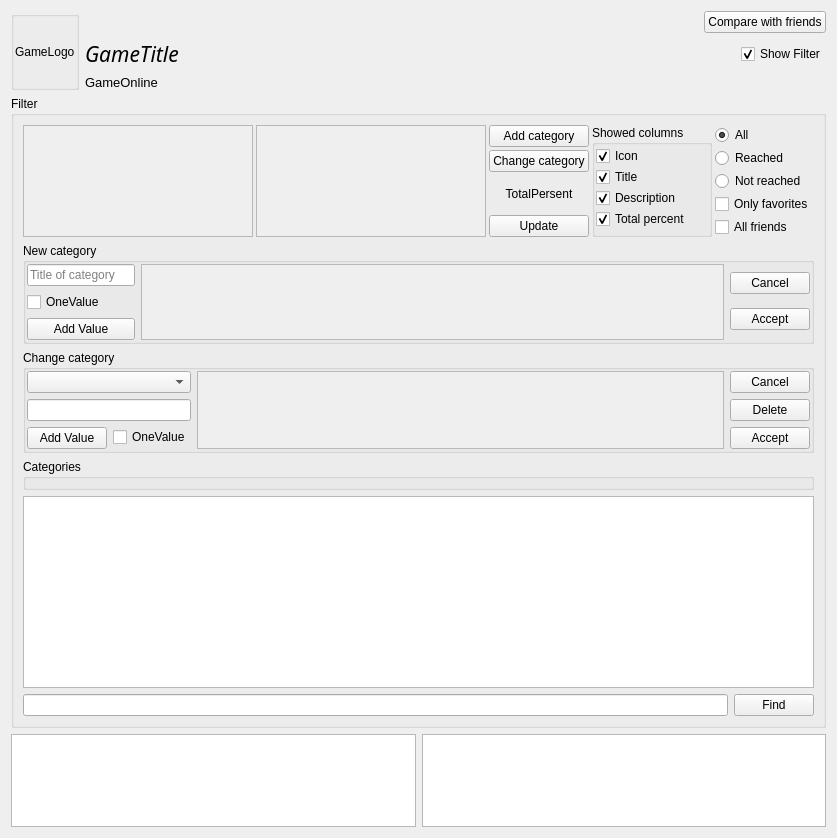
Before: the Qt Designer form AraSteamManager/formachievements.ui in Arankir/AraSteamManager, drawn with Qt 5.
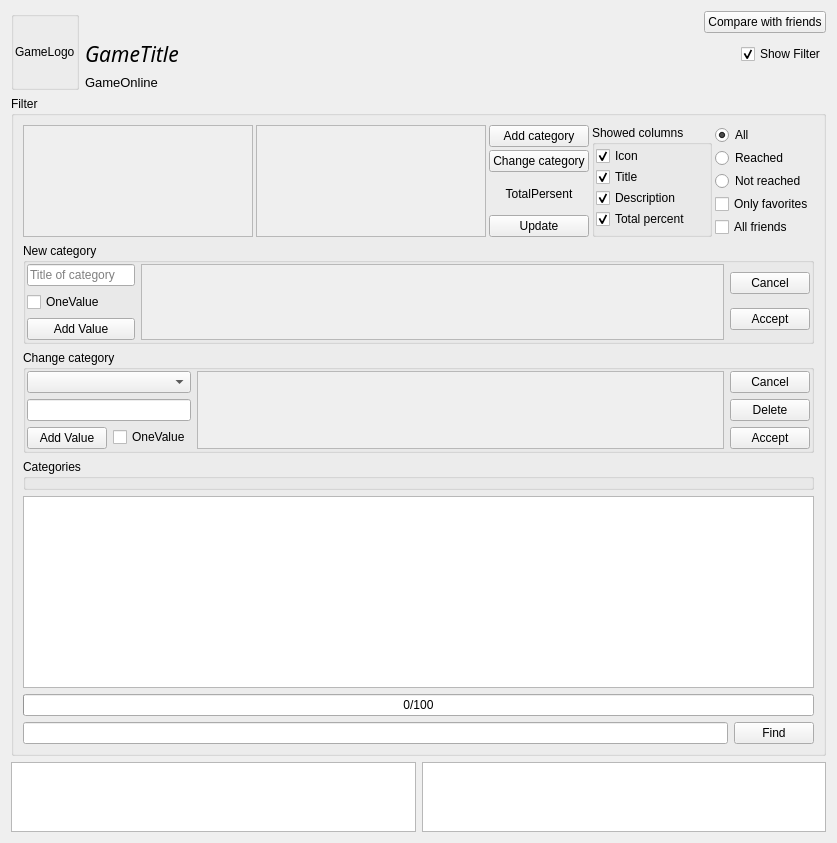
After: the same form once the commit is applied.

The edit to the form file:
```diff
--- a/AraSteamManager/formachievements.ui
+++ b/AraSteamManager/formachievements.ui
@@ -560,6 +560,16 @@
         </property>
        </widget>
       </item>
+      <item>
+       <widget class="QProgressBar" name="ProgressBarFriendsLoad">
+        <property name="value">
+         <number>0</number>
+        </property>
+        <property name="format">
+         <string>%v/%m</string>
+        </property>
+       </widget>
+      </item>
       <item>
        <layout class="QHBoxLayout" name="horizontalLayout_3">
         <item>
```
